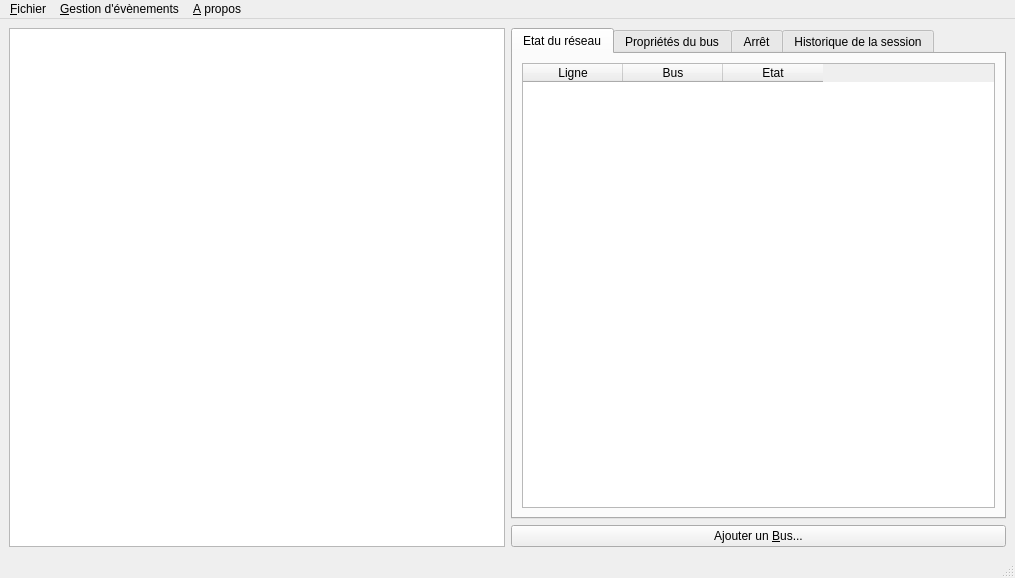
Before: the Qt Designer form src/ui/Isibus.ui in Zenithar/isibus, drawn with Qt 5.
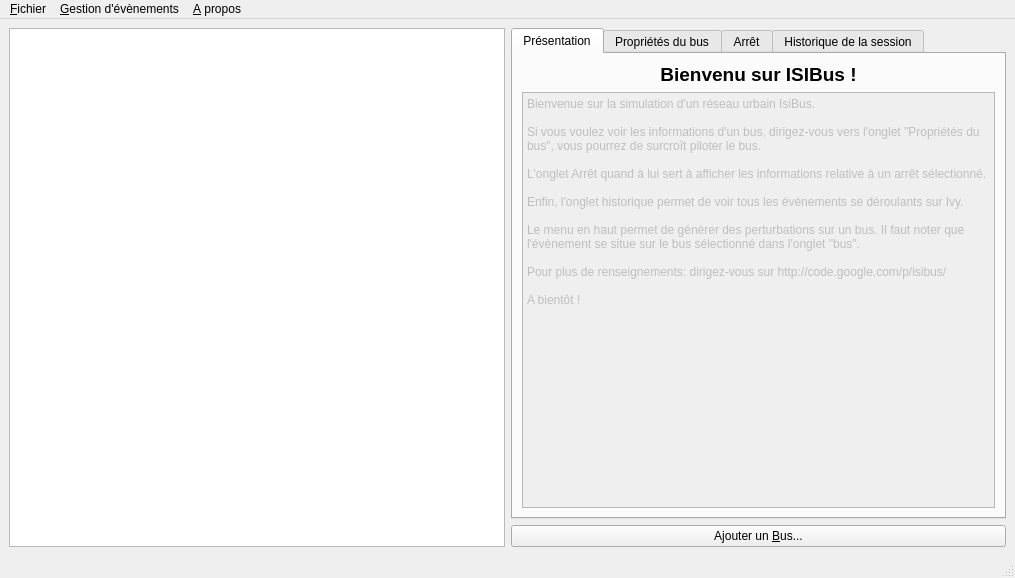
After: the same form once the commit is applied. The open tabs and pages were chosen to show the change. Icons and pictures are not drawn.

What changed in the file:
```diff
--- a/src/ui/Isibus.ui
+++ b/src/ui/Isibus.ui
@@ -27,7 +27,7 @@
       </property>
       <widget class="QWidget" name="tab_etat_reseau" >
        <attribute name="title" >
-        <string>Etat du réseau</string>
+        <string>Présentation</string>
        </attribute>
        <layout class="QGridLayout" >
         <property name="margin" >
@@ -36,23 +36,42 @@
         <property name="spacing" >
          <number>6</number>
         </property>
+        <item row="1" column="0" >
+         <widget class="QTextEdit" name="textEdit" >
+          <property name="enabled" >
+           <bool>false</bool>
+          </property>
+          <property name="html" >
+           <string>&lt;html>&lt;head>&lt;meta name="qrichtext" content="1" />&lt;style type="text/css">
+p, li { white-space: pre-wrap; }
+&lt;/style>&lt;/head>&lt;body style=" font-family:'Sans Serif'; font-size:9pt; font-weight:400; font-style:normal; text-decoration:none;">
+&lt;p style=" margin-top:0px; margin-bottom:0px; margin-left:0px; margin-right:0px; -qt-block-indent:0; text-indent:0px;">Bienvenue sur la simulation d'un réseau urbain IsiBus.&lt;/p>
+&lt;p style="-qt-paragraph-type:empty; margin-top:0px; margin-bottom:0px; margin-left:0px; margin-right:0px; -qt-block-indent:0; text-indent:0px;">&lt;/p>
+&lt;p style=" margin-top:0px; margin-bottom:0px; margin-left:0px; margin-right:0px; -qt-block-indent:0; text-indent:0px;">Si vous voulez voir les informations d'un bus, dirigez-vous vers l'onglet "Propriétés du bus", vous pourrez de surcroît piloter le bus. &lt;/p>
+&lt;p style="-qt-paragraph-type:empty; margin-top:0px; margin-bottom:0px; margin-left:0px; margin-right:0px; -qt-block-indent:0; text-indent:0px;">&lt;/p>
+&lt;p style=" margin-top:0px; margin-bottom:0px; margin-left:0px; margin-right:0px; -qt-block-indent:0; text-indent:0px;">L'onglet Arrêt quand à lui sert à afficher les informations relative à un arrêt sélectionné.&lt;/p>
+&lt;p style="-qt-paragraph-type:empty; margin-top:0px; margin-bottom:0px; margin-left:0px; margin-right:0px; -qt-block-indent:0; text-indent:0px;">&lt;/p>
+&lt;p style=" margin-top:0px; margin-bottom:0px; margin-left:0px; margin-right:0px; -qt-block-indent:0; text-indent:0px;">Enfin, l'onglet historique permet de voir tous les évènements se déroulants sur Ivy.&lt;/p>
+&lt;p style="-qt-paragraph-type:empty; margin-top:0px; margin-bottom:0px; margin-left:0px; margin-right:0px; -qt-block-indent:0; text-indent:0px;">&lt;/p>
+&lt;p style=" margin-top:0px; margin-bottom:0px; margin-left:0px; margin-right:0px; -qt-block-indent:0; text-indent:0px;">Le menu en haut permet de générer des perturbations sur un bus. Il faut noter que l'évènement se situe sur le bus sélectionné dans l'onglet "bus".&lt;/p>
+&lt;p style="-qt-paragraph-type:empty; margin-top:0px; margin-bottom:0px; margin-left:0px; margin-right:0px; -qt-block-indent:0; text-indent:0px;">&lt;/p>
+&lt;p style=" margin-top:0px; margin-bottom:0px; margin-left:0px; margin-right:0px; -qt-block-indent:0; text-indent:0px;">Pour plus de renseignements: dirigez-vous sur http://code.google.com/p/isibus/&lt;/p>
+&lt;p style="-qt-paragraph-type:empty; margin-top:0px; margin-bottom:0px; margin-left:0px; margin-right:0px; -qt-block-indent:0; text-indent:0px;">&lt;/p>
+&lt;p style=" margin-top:0px; margin-bottom:0px; margin-left:0px; margin-right:0px; -qt-block-indent:0; text-indent:0px;">A bientôt !&lt;/p>&lt;/body>&lt;/html></string>
+          </property>
+         </widget>
+        </item>
         <item row="0" column="0" >
-         <widget class="QTableWidget" name="tableWidget" >
-          <column>
-           <property name="text" >
-            <string>Ligne</string>
-           </property>
-          </column>
-          <column>
-           <property name="text" >
-            <string>Bus</string>
-           </property>
-          </column>
-          <column>
-           <property name="text" >
-            <string>Etat</string>
-           </property>
-          </column>
+         <widget class="QLabel" name="label_5" >
+          <property name="text" >
+           <string>&lt;html>&lt;head>&lt;meta name="qrichtext" content="1" />&lt;style type="text/css">
+p, li { white-space: pre-wrap; }
+&lt;/style>&lt;/head>&lt;body style=" font-family:'Sans Serif'; font-size:9pt; font-weight:400; font-style:normal; text-decoration:none;">
+&lt;p style=" margin-top:0px; margin-bottom:0px; margin-left:0px; margin-right:0px; -qt-block-indent:0; text-indent:0px;">&lt;span style=" font-size:14pt; font-weight:600;">Bienvenu sur ISIBus !&lt;/span>&lt;/p>&lt;/body>&lt;/html></string>
+          </property>
+          <property name="alignment" >
+           <set>Qt::AlignCenter</set>
+          </property>
          </widget>
         </item>
        </layout>
```
Left out of the diff: 8 changed lines with no effect on the pictures.
